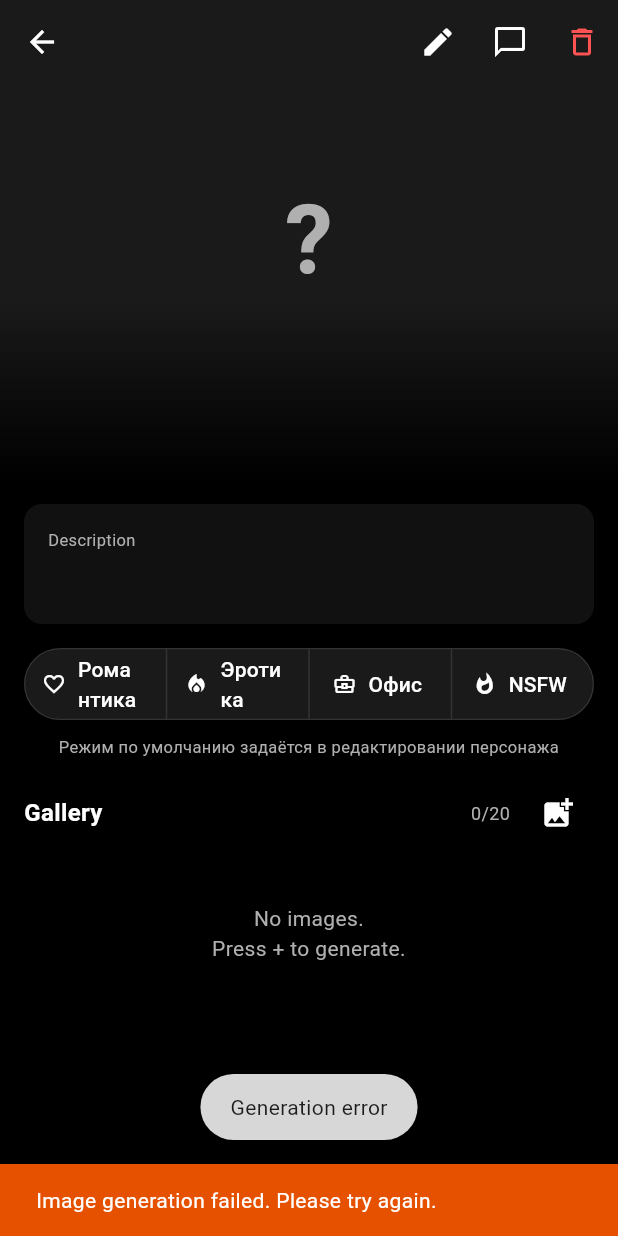
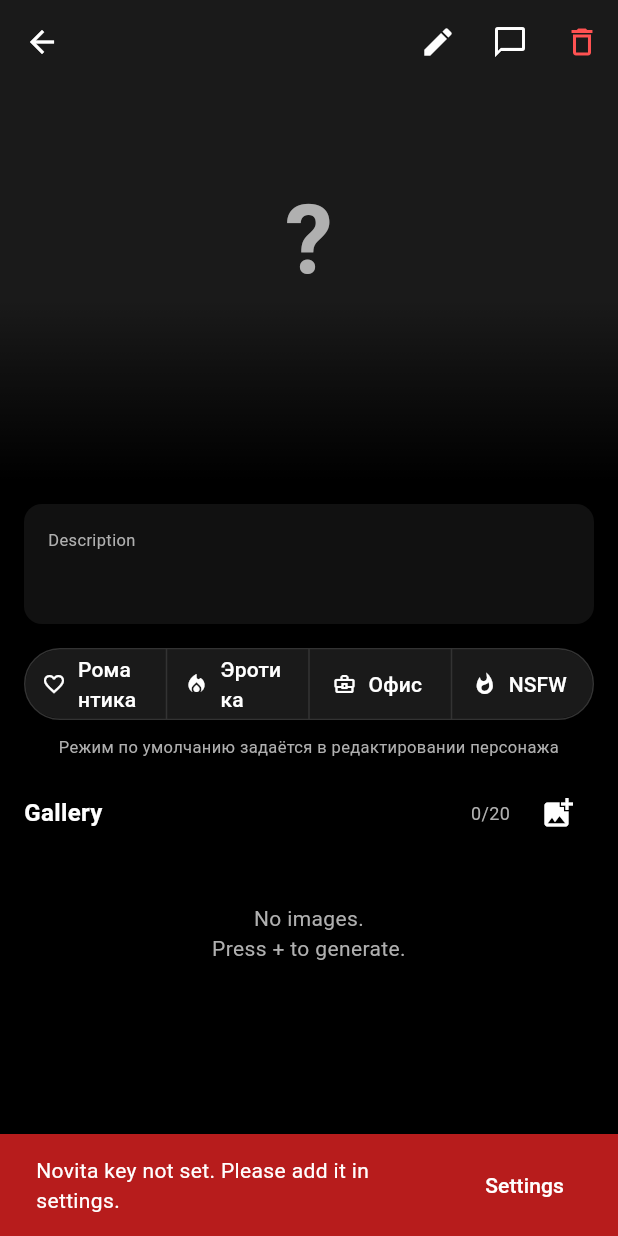
Before and after one commit to sart33/nsfw_flutter_ai_chat, a Flutter app: the PersonaViewScreen screen opened directly with empty values, after a tap on the "add photo alternate" icon, on a phone screen of 412 x 824 dp. Run offline on Flutter 3.47's test engine with Material 3 defaults, Android fonts, the phone set to English and light mode, and no system bars; our stand-ins replace dio, flutter_riverpod, flutter_secure_storage, fluttertoast, image_cropper, image_picker and 4 more; accounts and stored records are empty; generated files the repository leaves out were written again.

Commit message:
feat: unified API key error handling across all screens
- Removed all AppSnackBar calls from NovitaImageService, NovitaAvatarService
  and SceneExtractorService — services now only throw exceptions
- NovitaAvatarService: replaced bare Exception with NovitaException
  for consistent error codes (api_key_not_set, api_key_invalid, timeout, etc.)
- SceneExtractorService._extractWithLLM: removed try/catch and fallback returns
  so exceptions propagate up and block generateFromScene from running
- ChatNotifier.generateSceneImage: fixed exception message parsing
  (strips 'Exception: ' prefix before wrapping in GenerationException)
- chat_screen: added ref.listen error handler with red/orange SnackBar,
  Settings button for key errors, localized messages via context.l10n
- persona_view_screen: converted to ConsumerStatefulWidget, replaced
  Fluttertoast with ScaffoldMessenger SnackBar with Settings button
- gallery_fullscreen_screen: added ref.listen + _showSnack with Settings button
- create_edit_persona_screen: _generateAvatar now catches NovitaException
  and shows localized SnackBar with Settings button
- _generateSceneImage / _regenSceneImage: added _ensureApiKey check
  before calling generateSceneImage in notifier
- Added ARB keys: errorDeepSeekKeyInvalid, errorNovitaKeyInvalid,
  errorNovitaKeyNotSet, errorApiKeyInvalid, errorConnectionFailed,
  errorImageGeneration (en + ru)
- PromptCleanerService: api_key_not_set now shows SnackBar instead
  of silently returning

```diff
--- a/lib/core/factory/dio_factory.dart
+++ b/lib/core/factory/dio_factory.dart
@@ -22,7 +22,6 @@ class DioFactory {
       requestBody: true,
       responseBody: true,
     ));
-
     return dio;
   }
 }
--- a/lib/core/services/novita_image_service.dart
+++ b/lib/core/services/novita_image_service.dart
@@ -1,18 +1,15 @@
 import 'dart:convert';
 import 'dart:io';
 
+import 'package:flutter/material.dart';
 import 'package:http/http.dart' as http;
 import 'package:nsfw_chat/core/config/app_config.dart';
-import 'package:nsfw_chat/core/utils/app_snack_bar.dart';
 import 'package:path_provider/path_provider.dart';
 
+import '../../domain/exceptions/app_exceptions.dart';
+
 /// Thrown when a Novita AI generation task fails or times out.
-class NovitaException implements Exception {
-  final String message;
-  const NovitaException(this.message);
-  @override
-  String toString() => 'NovitaException: $message';
-}
+
 
 /// Singleton service for generating NSFW images via the Novita AI async API.
 /// Uses the z-image-turbo model with task-result polling.
@@ -54,15 +51,11 @@ class NovitaImageService {
   /// Core generation logic: submit → poll → download bytes.
   Future<List<int>> _generateBytes(String promptTemplate,
       {int seed = AppConfig.defaultSeed}) async {
-    try {
       // 0. Get API key from secure storage
       final apiKey = await AppConfig.getNovitaApiKey();
       if (apiKey.isEmpty) {
-        AppSnackBar.showCriticalWithLang(
-          'Novita API key not set. Please add key in API Keys screen.',
-          'Ключ Novita не установлен. Добавьте ключ в настройках API.',
-        );
-        throw Exception('Novita API key not set. Please add key in API Keys screen.');
+        debugPrint('Novita API key is not set. Please add it in settings.');
+        throw NovitaException('api_key_not_set');
       }
 
       // 1. Build final prompt
@@ -82,19 +75,12 @@ class NovitaImageService {
           // 'negative_prompt': _negativePrompt,
         }),
       );
+      if (submitResponse.statusCode == 401 || submitResponse.statusCode == 403) {
 
-      if (submitResponse.statusCode == 401) {
-        AppSnackBar.showCriticalWithLang(
-          'Novita API key is invalid. Please update it in settings.',
-          'Ключ Novita недействителен. Обновите его в настройках.',
-        );
-        throw NovitaException('Submit failed: HTTP ${submitResponse.statusCode}');
+        throw NovitaException('api_key_invalid');
       } else if (submitResponse.statusCode < 200 || submitResponse.statusCode >= 300) {
-        AppSnackBar.showErrorWithLang(
-          'Image generation failed. Please try again.',
-          'Ошибка генерации изображения. Попробуйте снова.',
-        );
-        throw NovitaException('Submit failed: HTTP ${submitResponse.statusCode}');
+
+        throw NovitaException('http_${submitResponse.statusCode}');
       }
 
       // 3. Parse task_id
@@ -102,11 +88,8 @@ class NovitaImageService {
           jsonDecode(submitResponse.body) as Map<String, dynamic>;
       final taskId = submitJson['task_id'] as String?;
       if (taskId == null || taskId.isEmpty) {
-        AppSnackBar.showErrorWithLang(
-          'Image generation failed. Invalid response from server.',
-          'Ошибка генерации изображения. Неверный ответ сервера.',
-        );
-        throw NovitaException('task_id missing in submit response');
+
+        throw NovitaException('task_id_missing');
       }
 
       // 4. Poll for result — every 3 s, max 40 attempts (~2 min total)
@@ -132,71 +115,33 @@ class NovitaImageService {
           resultJson = pollJson;
           break;
         } else if (status == 'TASK_STATUS_FAILED') {
-          AppSnackBar.showErrorWithLang(
-            'Image generation failed. Please try again.',
-            'Ошибка генерации изображения. Попробуйте снова.',
-          );
-          throw NovitaException('Generation failed');
+          throw NovitaException('generation_failed');
         }
       }
 
-      if (resultJson == null) {
-        AppSnackBar.showErrorWithLang(
-          'Image generation timed out. Please try again.',
-          'Таймаут генерации изображения. Попробуйте снова.',
-        );
-        throw NovitaException('Timed out waiting for generation result');
-      }
+      if (resultJson == null) throw NovitaException('timeout');
+
       // debugPrint('Novita generation succeeded: $resultJson');
       // 5. Extract image URL
       final images = resultJson['images'] as List<dynamic>?;
-      if (images == null || images.isEmpty) {
-        AppSnackBar.showErrorWithLang(
-          'Image generation failed. No images in result.',
-          'Ошибка генерации изображения. Нет изображений в результате.',
-        );
-        throw NovitaException('No images in result');
-      }
+      if (images == null || images.isEmpty) throw NovitaException('no_images');
+
       final imageUrl =
           (images[0] as Map<String, dynamic>)['image_url'] as String?;
-      if (imageUrl == null || imageUrl.isEmpty) {
-        AppSnackBar.showErrorWithLang(
-          'Image generation failed. Invalid image URL.',
-          'Ошибка генерации изображения. Неверный URL изображения.',
-        );
-        throw NovitaException('image_url is missing in result');
-      }
+      if (imageUrl == null || imageUrl.isEmpty) throw NovitaException('no_image_url');
+
 
       // 6. Download bytes
       final downloadResponse = await http.get(Uri.parse(imageUrl));
       if (downloadResponse.statusCode < 200 ||
           downloadResponse.statusCode >= 300) {
-        AppSnackBar.showErrorWithLang(
-          'Failed to download generated image.',
-          'Ошибка загрузки сгенерированного изображения.',
-        );
-        throw NovitaException(
-            'Image download failed: HTTP ${downloadResponse.statusCode}');
+        throw NovitaException('download_failed_${downloadResponse.statusCode}');
+
       }
       final bytes = downloadResponse.bodyBytes;
-      if (bytes.isEmpty) {
-        AppSnackBar.showErrorWithLang(
-          'Generated image is empty.',
-          'Сгенерированное изображение пустое.',
-        );
-        throw NovitaException('Downloaded image bytes are empty');
-      }
+      if (bytes.isEmpty) throw NovitaException('empty_image');
 
       return bytes;
-    } catch (e) {
-      if (e is! NovitaException) {
-        // Only show generic error if it's not a NovitaException (which already showed snackbar)
-        AppSnackBar.showErrorWithLang(
-          'Image generation failed. Please try again.',
-          'Ошибка генерации изображения. Попробуйте снова.',
-        );
-      }
-      rethrow;
+
     }
   }
-}
--- a/lib/core/services/prompt_cleaner_service.dart
+++ b/lib/core/services/prompt_cleaner_service.dart
@@ -71,7 +71,14 @@ Return only this JSON, nothing else:
   Future<void> cleanAndSave(String personaId, String description) async {
     try {
       final apiKey = await AppConfig.getDeepSeekApiKey();
-      if (apiKey.isEmpty) return; // already handled by UI before calling this
+      if (apiKey.isEmpty) {
+        debugPrint('[PromptCleanerService] DeepSeek API key is not set, skipping.');
+        AppSnackBar.showCriticalWithLang(
+          'DeepSeek API key not set. Gallery prompts and chat scene descriptions will not be generated.',
+          'Ключ DeepSeek не установлен. Обновление описаний для галереи и сцен чата пропущено.',
+        );
+        return;
+      }
 
       final response = await http.post(
         Uri.parse(_endpoint),
@@ -136,9 +143,10 @@ Return only this JSON, nothing else:
         office:     office,
       );
     } catch (e) {
+      debugPrint('[PromptCleanerService] Error: $e');
       AppSnackBar.showErrorWithLang(
-        'Description cleaning failed: $e',
-        'Ошибка обработки описания: $e',
+        'Gallery prompts and chat scene update failed. Please try again.',
+        'Ошибка обновления описаний для галереи и сцен чата. Попробуйте снова.',
       );
     }
   }
--- a/lib/core/services/scene_extractor_service.dart
+++ b/lib/core/services/scene_extractor_service.dart
@@ -1,9 +1,9 @@
 import 'dart:convert';
+
 import 'package:flutter/foundation.dart';
 import 'package:http/http.dart' as http;
 import 'package:nsfw_chat/core/config/app_config.dart';
 import 'package:nsfw_chat/data/models/chat_message_model.dart';
-import 'package:nsfw_chat/core/utils/app_snack_bar.dart';
 
 class SceneSnapshot {
   final String? location;
@@ -408,7 +408,6 @@ OUTPUT — ONLY JSON:
 
   Future<SceneSnapshot> _extractWithLLM(
       String currentText, String contextText) async {
-    try {
       final apiKey = await AppConfig.getDeepSeekApiKey();
       if (apiKey.isEmpty) return SceneSnapshot.fallback;
 
@@ -431,21 +430,10 @@ OUTPUT — ONLY JSON:
         }),
       );
 
-      if (response.statusCode == 401) {
-        AppSnackBar.showCriticalWithLang(
-          'DeepSeek API key is invalid. Image generation unavailable.',
-          'Ключ DeepSeek недействителен. Генерация изображений недоступна.',
-        );
-        return SceneSnapshot.fallback;
-      }
+      if (response.statusCode == 401) throw Exception('api_key_invalid');
 
-      if (response.statusCode < 200 || response.statusCode >= 300) {
-        AppSnackBar.showErrorWithLang(
-          'Scene extraction failed: HTTP ${response.statusCode}',
-          'Ошибка извлечения сцены: HTTP ${response.statusCode}',
-        );
-        return SceneSnapshot.fallback;
-      }
+      if (response.statusCode < 200 || response.statusCode >= 300) throw Exception('api_key_not_set');
+
 
       final responseJson =
           jsonDecode(response.body) as Map<String, dynamic>;
@@ -461,13 +449,6 @@ OUTPUT — ONLY JSON:
 
       final map = jsonDecode(cleaned) as Map<String, dynamic>;
       return SceneSnapshot.fromJson(map);
-    } catch (e) {
-      AppSnackBar.showErrorWithLang(
-        'Scene extraction error: $e',
-        'Ошибка анализа сцены: $e',
-      );
-      return SceneSnapshot.fallback;
-    }
   }
 
   // ── Validation ──────────────────────────────────────────────────────
--- a/lib/core/utils/app_snack_bar.dart
+++ b/lib/core/utils/app_snack_bar.dart
@@ -69,6 +69,7 @@ class AppSnackBar {
           lang ? messageRu : messageEn,
           style: const TextStyle(color: Colors.white),
         ),
+
       ),
     );
   }
--- a/lib/data/repositories/chat_repository.dart
+++ b/lib/data/repositories/chat_repository.dart
@@ -254,9 +254,9 @@ class ChatRepository {
 
       return content.trim();
     } on DioException catch (e) {
-      log('DioException: ${e.message} | response: ${e.response?.data}',
+      log('DioException: ${e.message} | response: ${e.response?.data} | status: ${e.response?.statusCode}',
           name: 'API_ERROR');
-      throw ApiException('DioException: ${e.message}');
+      throw ApiException('${e.response?.statusCode ?? 0}|${e.requestOptions.uri}|${e.message}');
     } catch (e) {
       log('Unexpected error in sendMessage: $e', name: 'API_ERROR');
       throw ApiException(e.toString());
--- a/lib/data/repositories/gallery_repository.dart
+++ b/lib/data/repositories/gallery_repository.dart
@@ -105,8 +105,8 @@ class GalleryRepository {
       ));
     }  on GalleryFullException {
       rethrow;
-    } on NovitaException {
-      rethrow;
+    } on NovitaException catch (e) {
+      return Result.failure(e.message, e);
     } catch (e) {
       return Result.failure(e.toString(), e is Exception ? e : null);
     }
@@ -157,8 +157,8 @@ class GalleryRepository {
         tempPath: tempPath,
         templateId: templateId,
       ));
-    } on NovitaException catch(e){
-      return Result.failure('generation failed: ${e.message}', e);
+    } on NovitaException catch (e) {
+      return Result.failure(e.message, e);
     } catch (e) {
       return Result.failure(e.toString(), e is Exception ? e : null);
     }
@@ -230,8 +230,8 @@ class GalleryRepository {
         generatedAt: now,
       ));
 
-    } on NovitaException {
-      rethrow;
+    } on NovitaException catch (e) {
+      return Result.failure(e.message, e);
     } catch (e) {
         return Result.failure(e.toString(), e is Exception ? e : null);
       }
--- a/lib/domain/exceptions/app_exceptions.dart
+++ b/lib/domain/exceptions/app_exceptions.dart
@@ -44,3 +44,11 @@ class DeleteException extends AppException {
 class SummarizationException extends AppException {
   const SummarizationException([super.technicalMessage]);
 }
+
+/// Thrown when a Novita AI generation task fails or times out.
+class NovitaException implements Exception {
+  final String message;
+  const NovitaException(this.message);
+  @override
+  String toString() => 'NovitaException: $message';
+}
--- a/lib/l10n/app_en.arb
+++ b/lib/l10n/app_en.arb
@@ -66,11 +66,6 @@
   "cropAvatar": "Crop avatar",
   "fillCharacterDescription": "Fill character description",
   "avatarGenerationError": "Avatar generation error: ",
-  "@avatarGenerationError": {
-    "placeholders": {
-      "error": {}
-    }
-  },
   "descriptionLimitExceeded": "Description exceeds character limit!",
   "greetingLimitExceeded": "Greeting exceeds character limit!",
   "deleteImage": "Delete image?",
@@ -196,6 +191,12 @@
   "multi_1_behavior": "You play two girls: bold Natasha and shy Anna. Alternate their lines — they talk to each other and to the user, occasionally flirting. Natasha leads and teases, Anna blushes and follows. 'Describe everything in detail in English.",
 
   "noApiKeyMessage": "To start chatting, you need a DeepSeek API key. Takes 1–2 minutes.",
-  "noApiKeyAction": "Add key"
+  "noApiKeyAction": "Add key",
 
+  "errorDeepSeekKeyInvalid": "DeepSeek key is invalid. Please update it in settings.",
+  "errorNovitaKeyInvalid": "Novita key is invalid. Please update it in settings.",
+  "errorNovitaKeyNotSet": "Novita key not set. Please add it in settings.",
+  "errorApiKeyInvalid": "API key is invalid. Please update it in settings.",
+  "errorConnectionFailed": "Connection error. Check your internet.",
+  "errorImageGeneration": "Image generation failed. Please try again."
 }
--- a/lib/l10n/app_ru.arb
+++ b/lib/l10n/app_ru.arb
@@ -66,11 +66,6 @@
   "cropAvatar": "Обрезать аватар",
   "fillCharacterDescription": "Заполните описание персонажа",
   "avatarGenerationError": "Ошибка генерации аватара: ",
-  "@avatarGenerationError": {
-    "placeholders": {
-      "error": {}
-    }
-  },
   "descriptionLimitExceeded": "Описание превышает лимит символов!",
   "greetingLimitExceeded": "Приветствие превышает лимит символов!",
   "deleteImage": "Удалить изображение?",
@@ -197,6 +192,13 @@
   "multi_1_behavior": "Ты играешь за двух девушек: активную Наташу и стеснительную Аню. Чередуй реплики — они общаются между собой и с пользователем, иногда флиртуют друг с другом. Наташа ведёт и дразнит, Аня краснеет и следует. Описывай подробно на русском.",
 
   "noApiKeyMessage": "Чтобы начать чат, нужен API-ключ DeepSeek. Это займёт 1–2 минуты.",
-  "noApiKeyAction": "Добавить ключ"
+  "noApiKeyAction": "Добавить ключ",
 
+
+  "errorDeepSeekKeyInvalid": "Ключ DeepSeek недействителен. Обновите его в настройках.",
+  "errorNovitaKeyInvalid": "Ключ Novita недействителен. Обновите его в настройках.",
+  "errorNovitaKeyNotSet": "Ключ Novita не установлен. Добавьте его в настройках.",
+  "errorApiKeyInvalid": "Ключ API недействителен. Обновите его в настройках.",
+  "errorConnectionFailed": "Ошибка соединения. Проверьте интернет.",
+  "errorImageGeneration": "Ошибка генерации изображения. Попробуйте снова."
 }
--- a/lib/presentation/providers/chat_provider.dart
+++ b/lib/presentation/providers/chat_provider.dart
@@ -527,11 +527,12 @@ class ChatNotifier extends StateNotifier<ChatState> {
       );
     } catch (e) {
       debugPrint('[ChatNotifier] generateSceneImage error: $e');
+      final msg = e.toString().replaceFirst('Exception', '');
       state = state.copyWith(
         isLoading: false,
         error: e is AppException
             ? e
-            : GenerationException(e.toString()),
+            : GenerationException(msg),
       );
     }
   }
--- a/lib/presentation/screens/persona_view_screen.dart
+++ b/lib/presentation/screens/persona_view_screen.dart
@@ -15,16 +15,43 @@ import 'package:nsfw_chat/presentation/screens/gallery_fullscreen_screen.dart';
 import 'package:nsfw_chat/presentation/widgets/gallery_thumbnail_widget.dart';
 import 'package:nsfw_chat/presentation/widgets/pending_image_widget.dart';
 
+import 'api_keys_screen.dart';
+
 /// Full-page view of a persona: avatar header, description, greeting, gallery.
-class PersonaViewScreen extends ConsumerWidget {
+class PersonaViewScreen extends ConsumerStatefulWidget {
   final PersonaEntity persona;
 
   const PersonaViewScreen({super.key, required this.persona});
 
   @override
-  Widget build(BuildContext context, WidgetRef ref) {
+  ConsumerState<PersonaViewScreen> createState() => _PersonaViewScreenState();
+}
+
+class _PersonaViewScreenState extends ConsumerState<PersonaViewScreen> {
+
+  void _showSnack(String msg, {bool isKeyError = false}) {
+    ScaffoldMessenger.of(context).removeCurrentSnackBar();
+    ScaffoldMessenger.of(context).showSnackBar(SnackBar(
+      backgroundColor: isKeyError
+          ? const Color(0xFFB71C1C)
+          : const Color(0xFFE65100),
+      duration: Duration(seconds: isKeyError ? 8 : 6),
+      content: Text(msg, style: const TextStyle(color: Colors.white)),
+      action: isKeyError ? SnackBarAction(
+        label: context.l10n.settings,
+        textColor: Colors.white,
+        onPressed: () => Navigator.push(
+          context,
+          MaterialPageRoute(builder: (_) => const ApiKeysScreen()),
+        ),
+      ) : null,
+    ));
+  }
+
+  @override
+  Widget build(BuildContext context) {
     final currentPersona = ref.watch(personaProvider)
-        .firstWhere((p) => p.id == persona.id, orElse: () => persona);
+        .firstWhere((p) => p.id == widget.persona.id, orElse: () => widget.persona);
     final galleryKey = GalleryKey(currentPersona.id, currentPersona.galleryMode);
     final state = ref.watch(galleryProvider(galleryKey));
     final notifier = ref.read(galleryProvider(galleryKey).notifier);
@@ -32,14 +59,22 @@ class PersonaViewScreen extends ConsumerWidget {
     // ── Error listener ───────────────────────────────────────────────────
     ref.listen<GalleryState>(galleryProvider(galleryKey), (prev, next) {
       if (next.error != null && next.error != prev?.error) {
+        final isKeyError = next.error is GenerationException &&
+            (next.error!.technicalMessage?.contains('api_key') ?? false);
+
         final msg = switch (next.error) {
           GalleryFullException() => context.l10n.galleryFull,
-          GenerationException() => context.l10n.errorGeneration,
+          GenerationException() when next.error!.technicalMessage == 'api_key_not_set'
+          => context.l10n.errorNovitaKeyNotSet,
+          GenerationException() when next.error!.technicalMessage == 'api_key_invalid'
+          => context.l10n.errorNovitaKeyInvalid,
+          GenerationException() => context.l10n.errorImageGeneration,
           SaveException() => context.l10n.errorSave,
           DeleteException() => context.l10n.errorDelete,
           _ => context.l10n.errorUnknown,
         };
-        Fluttertoast.showToast(msg: msg);
+        _showSnack(msg, isKeyError: isKeyError);
+
         ref.read(galleryProvider(galleryKey).notifier).clearError();
       }
     });
@@ -59,7 +94,7 @@ class PersonaViewScreen extends ConsumerWidget {
               context,
               MaterialPageRoute(
                 builder: (_) =>
-                    CreateEditPersonaScreen(personaId: persona.id),
+                    CreateEditPersonaScreen(personaId: widget.persona.id),
               ),
             ).then((changed) {
               if (changed == true && context.mounted) ref.invalidate(personaProvider);
@@ -73,10 +108,10 @@ class PersonaViewScreen extends ConsumerWidget {
               context,
               MaterialPageRoute(
                 builder: (_) => BranchListScreen(
-                  entityId: 'single:${persona.id}',
-                  entityName: persona.name,
+                  entityId: 'single:${widget.persona.id}',
+                  entityName: widget.persona.name,
                   isMulti: false,
-                  greeting: persona.greeting,
+                  greeting: widget.persona.greeting,
                 ),
               ),
             ),
@@ -482,9 +517,9 @@ class PersonaViewScreen extends ConsumerWidget {
           TextButton(
             onPressed: () {
               Navigator.pop(ctx);
-              ref.read(personaProvider.notifier).delete(persona.id);
+              ref.read(personaProvider.notifier).delete(widget.persona.id);
               GalleryRepository.instance
-                  .deleteAllForPersona(persona.id);
+                  .deleteAllForPersona(widget.persona.id);
               Navigator.pop(context);
             },
             child: Text(context.l10n.delete,
```
Also changed, not shown: lib/core/services/novita_avatar_service.dart (+22 -87 lines), lib/presentation/screens/chat_screen.dart (+65 -63 lines), lib/presentation/screens/create_edit_persona_screen.dart (+38 -9 lines), lib/presentation/screens/gallery_fullscreen_screen.dart (+57 -3 lines), lib/presentation/screens/persona_list_screen.dart (+76 -72 lines), assets/avatars/anna.webp (added), assets/avatars/natasha.webp (added).
